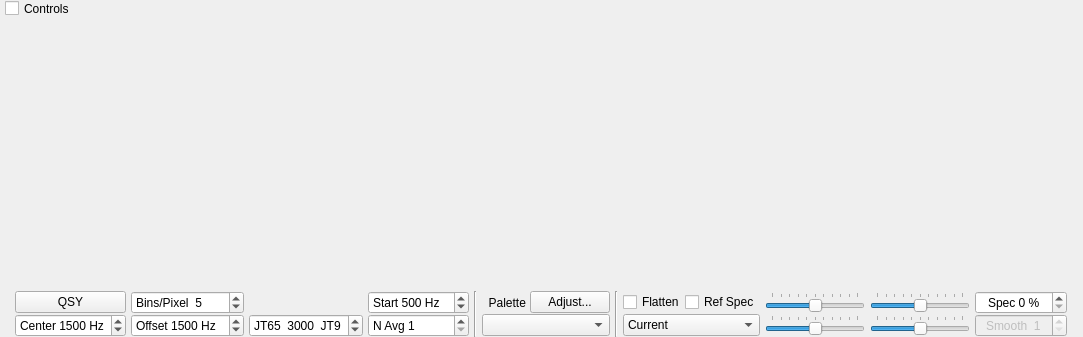
qcmiao1998/js8call, file widegraph.ui: the form before one commit.
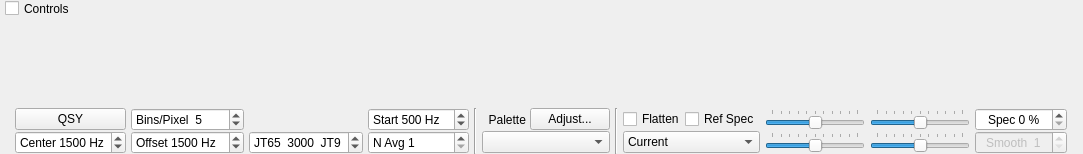
The form after the commit. Custom widgets are drawn as their Qt base class.

Commit message: Tweaking window sizes

```diff
--- a/widegraph.ui
+++ b/widegraph.ui
@@ -7,7 +7,7 @@
     <x>0</x>
     <y>0</y>
     <width>1083</width>
-    <height>337</height>
+    <height>154</height>
    </rect>
   </property>
   <property name="windowTitle">
@@ -43,7 +43,7 @@
      <property name="minimumSize">
       <size>
        <width>400</width>
-       <height>100</height>
+       <height>10</height>
       </size>
      </property>
      <property name="frameShape">
```
The commit also changes 3 other files.
